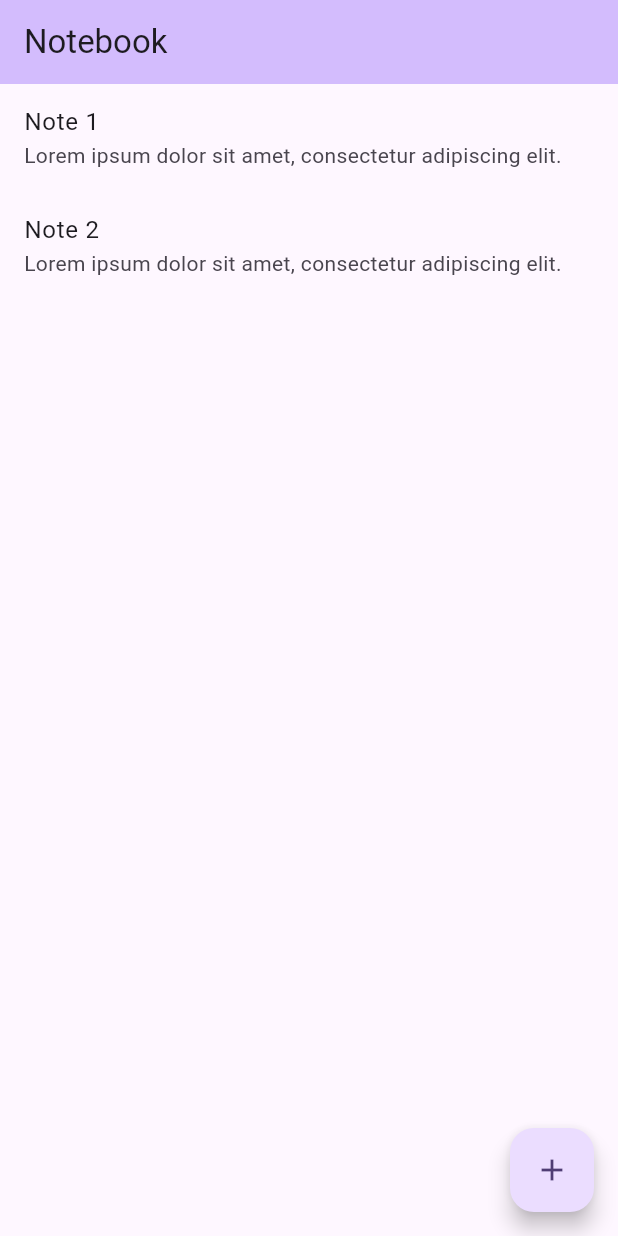
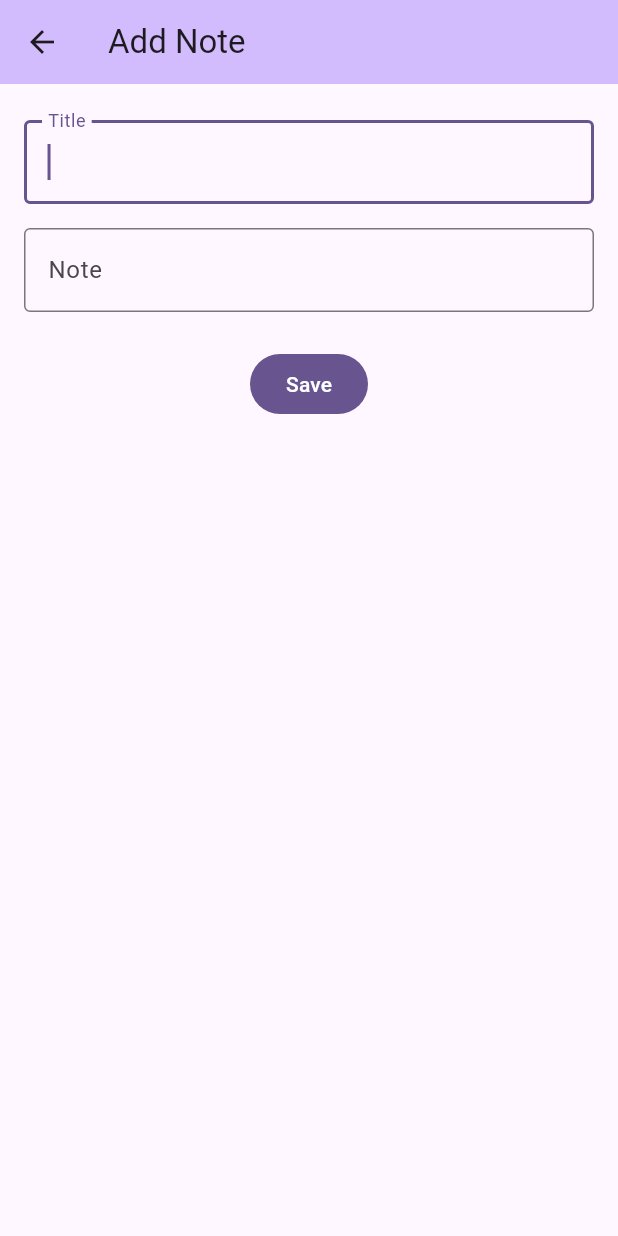
Before and after one commit to abdel-17/notebook-flutter-app, a Flutter app: the screen it shows after launch, after a tap on the "add" icon, on a phone screen of 412 x 824 dp. Run offline on Flutter 3.47's test engine with Material 3 defaults, Android fonts, the phone set to English and light mode, and no system bars; our stand-ins replace sqflite; accounts and stored records are empty.

Commit message:
feat: add "add note" page

```diff
--- a/lib/data/database.dart
+++ b/lib/data/database.dart
@@ -22,27 +22,6 @@ class _NotebookDatabase {
         created_at TEXT
       )
     ''');
-
-    // TODO: remove sample data once "add note" functionality is added.
-    final sampleData = [
-      Note(
-        id: 1,
-        title: 'Note 1',
-        content: 'Lorem ipsum dolor sit amet, consectetur adipiscing elit.',
-        createdAt: DateTime.now(),
-      ),
-      Note(
-        id: 2,
-        title: 'Note 2',
-        content: 'Lorem ipsum dolor sit amet, consectetur adipiscing elit.',
-        createdAt: DateTime.now(),
-      ),
-    ];
-
-    for (final sample in sampleData) {
-      await db.insert(Note.tableName, sample.toMap(),
-          conflictAlgorithm: ConflictAlgorithm.replace);
-    }
   }
 }
 
--- /dev/null
+++ b/lib/data/model.dart
@@ -0,0 +1,42 @@
+import 'dart:collection';
+
+import 'package:flutter/material.dart';
+import 'package:notebook/data/database.dart';
+import 'package:notebook/data/note.dart';
+
+class NoteModel extends ChangeNotifier {
+  List<Note>? _notes;
+
+  NoteModel() {
+    _init();
+  }
+
+  Future<void> _init() async {
+    // TODO: handle errors
+    final dao = await Dao.instance;
+    _notes = await dao.getNotes();
+    notifyListeners();
+  }
+
+  UnmodifiableListView<Note>? get notes {
+    final notes = _notes;
+    if (notes == null) {
+      return null;
+    }
+    return UnmodifiableListView(notes);
+  }
+
+  Future<void> insert(Note note) async {
+    final dao = await Dao.instance;
+    await dao.insertNote(note);
+    _notes = await dao.getNotes();
+    notifyListeners();
+  }
+
+  Future<void> update(Note note) async {
+    final dao = await Dao.instance;
+    await dao.updateNote(note);
+    _notes = await dao.getNotes();
+    notifyListeners();
+  }
+}
--- a/lib/data/note.dart
+++ b/lib/data/note.dart
@@ -13,6 +13,15 @@ class Note {
     required this.createdAt,
   });
 
+  factory Note.fromMap(Map<String, dynamic> map) {
+    return Note(
+      id: map['id'],
+      title: map['title'],
+      content: map['content'],
+      createdAt: DateTime.parse(map['created_at']),
+    );
+  }
+
   Map<String, dynamic> toMap() {
     final Map<String, dynamic> result = {
       'title': title,
@@ -25,13 +34,4 @@ class Note {
     }
     return result;
   }
-
-  factory Note.fromMap(Map<String, dynamic> map) {
-    return Note(
-      id: map['id'],
-      title: map['title'],
-      content: map['content'],
-      createdAt: DateTime.parse(map['created_at']),
-    );
-  }
 }
--- a/lib/main.dart
+++ b/lib/main.dart
@@ -1,8 +1,11 @@
 import 'package:flutter/material.dart';
+import 'package:notebook/data/model.dart';
 import 'package:notebook/ui/home/main.dart';
+import 'package:provider/provider.dart';
 
 void main() {
-  runApp(const App());
+  runApp(ChangeNotifierProvider(
+      create: (context) => NoteModel(), child: const App()));
 }
 
 class App extends StatelessWidget {
@@ -10,10 +13,12 @@ class App extends StatelessWidget {
 
   @override
   Widget build(BuildContext context) {
+    final colorScheme = ColorScheme.fromSeed(seedColor: Colors.deepPurple);
     return MaterialApp(
       title: 'Notebook',
       theme: ThemeData(
-        colorScheme: ColorScheme.fromSeed(seedColor: Colors.deepPurple),
+        colorScheme: colorScheme,
+        appBarTheme: AppBarTheme(backgroundColor: colorScheme.inversePrimary),
         useMaterial3: true,
       ),
       home: const HomePage(),
--- /dev/null
+++ b/lib/ui/add-note/main.dart
@@ -0,0 +1,120 @@
+import 'package:flutter/material.dart';
+import 'package:notebook/data/model.dart';
+import 'package:notebook/data/note.dart';
+import 'package:provider/provider.dart';
+
+final _scaffoldMessengerKey = GlobalKey<ScaffoldMessengerState>();
+
+class AddNotePage extends StatelessWidget {
+  const AddNotePage({super.key});
+
+  @override
+  Widget build(BuildContext context) {
+    return ScaffoldMessenger(
+        key: _scaffoldMessengerKey,
+        child: Scaffold(
+            appBar: AppBar(
+              title: const Text('Add Note'),
+            ),
+            body: const Padding(
+                padding: EdgeInsets.symmetric(horizontal: 16, vertical: 24),
+                child: _NoteForm())));
+  }
+}
+
+class _NoteForm extends StatefulWidget {
+  const _NoteForm();
+
+  @override
+  _NoteFormState createState() => _NoteFormState();
+}
+
+class _NoteFormState extends State<_NoteForm> {
+  final _formKey = GlobalKey<FormState>();
+
+  final _titleController = TextEditingController();
+
+  final _noteController = TextEditingController();
+
+  bool _saving = false;
+
+  @override
+  Widget build(BuildContext context) {
+    return Form(
+        key: _formKey,
+        child: Column(
+          children: [
+            TextFormField(
+              autofocus: true,
+              decoration: const InputDecoration(
+                  label: Text("Title"), border: OutlineInputBorder()),
+              validator: _titleValidator,
+              controller: _titleController,
+            ),
+            const SizedBox(height: 16),
+            TextFormField(
+                maxLines: null,
+                decoration: const InputDecoration(
+                    label: Text("Note"), border: OutlineInputBorder()),
+                validator: _noteValidator,
+                controller: _noteController),
+            const SizedBox(height: 24),
+            FilledButton(
+              onPressed: _onSave,
+              child: const Text("Save"),
+            )
+          ],
+        ));
+  }
+
+  String? _titleValidator(String? title) {
+    if (title == null || title.isEmpty) {
+      return "Please enter the title";
+    }
+    return null;
+  }
+
+  String? _noteValidator(String? note) {
+    if (note == null || note.isEmpty) {
+      return "Please enter the note";
+    }
+    return null;
+  }
+
+  void _onSave() async {
+    if (_saving) {
+      return;
+    }
+
+    final formState = _formKey.currentState;
+    if (formState == null || !formState.validate()) {
+      return;
+    }
+
+    try {
+      _saving = true;
+      final model = Provider.of<NoteModel>(context, listen: false);
+      await model.insert(Note(
+          title: _titleController.value.text,
+          content: _noteController.value.text,
+          createdAt: DateTime.now()));
+
+      // Navigate back if the widget is still mounted.
+      if (mounted) {
+        Navigator.of(context).pop();
+      }
+    } catch (e) {
+      _scaffoldMessengerKey.currentState
+          ?.showSnackBar(const SnackBar(content: Text("Failed to save note")));
+    } finally {
+      _saving = false;
+    }
+  }
+
+  @override
+  void dispose() {
+    super.dispose();
+    _titleController.dispose();
+    _noteController.dispose();
+  }
+}
--- a/lib/ui/home/main.dart
+++ b/lib/ui/home/main.dart
@@ -1,6 +1,8 @@
 import 'package:flutter/material.dart';
-import 'package:notebook/data/database.dart';
+import 'package:notebook/data/model.dart';
 import 'package:notebook/data/note.dart';
+import 'package:notebook/ui/add-note/main.dart';
+import 'package:provider/provider.dart';
 
 class HomePage extends StatelessWidget {
   const HomePage({super.key});
@@ -10,45 +12,47 @@ class HomePage extends StatelessWidget {
     return Scaffold(
       appBar: AppBar(
         title: const Text('Notebook'),
-        backgroundColor: Theme.of(context).colorScheme.inversePrimary,
       ),
-      body: _NoteListWidget(),
+      body: const _NoteListWidget(),
       floatingActionButton: FloatingActionButton(
-        onPressed: () {
-          // TODO: navigate to "add note" page
-        },
+        onPressed: () => _navigateToAddNotePage(context),
+        tooltip: "Add note",
         child: const Icon(Icons.add),
       ),
     );
   }
+
+  void _navigateToAddNotePage(BuildContext context) {
+    Navigator.of(context).push(MaterialPageRoute(
+      builder: (context) => const AddNotePage(),
+    ));
+  }
 }
 
 class _NoteListWidget extends StatelessWidget {
+  const _NoteListWidget();
+
   @override
   Widget build(BuildContext context) {
-    return FutureBuilder(
-        future: _getNotes(),
-        builder: (context, snapshot) {
-          if (snapshot.hasData) {
-            final notes = snapshot.data!;
-            return ListView.builder(
-                itemBuilder: (context, i) => _NoteWidget(note: notes[i]),
-                itemCount: notes.length);
-          }
+    return Consumer<NoteModel>(builder: (context, model, child) {
+      final notes = model.notes;
+      if (notes == null) {
+        return const Center(
+          child: CircularProgressIndicator(),
+        );
+      }
 
-          if (snapshot.hasError) {
-            final error = snapshot.error!;
-            debugPrint("Error: $error");
-            // TODO: handle error
-          }
+      if (notes.isEmpty) {
+        return Center(
+          child: Text("No notes found",
+              style: Theme.of(context).textTheme.titleMedium),
+        );
+      }
 
-          return const Center(child: CircularProgressIndicator());
-        });
-  }
-
-  Future<List<Note>> _getNotes() async {
-    final dao = await Dao.instance;
-    return dao.getNotes();
+      return ListView.builder(
+          itemCount: notes.length,
+          itemBuilder: (context, index) => _NoteWidget(note: notes[index]));
+    });
   }
 }
 
--- a/pubspec.yaml
+++ b/pubspec.yaml
@@ -38,6 +38,7 @@ dependencies:
   sqflite: ^2.3.0
   path: ^1.8.3
   path_provider: ^2.1.1
+  provider: ^6.1.1
 
 dev_dependencies:
   flutter_test:
```
Also changed, not shown: pubspec.lock.
